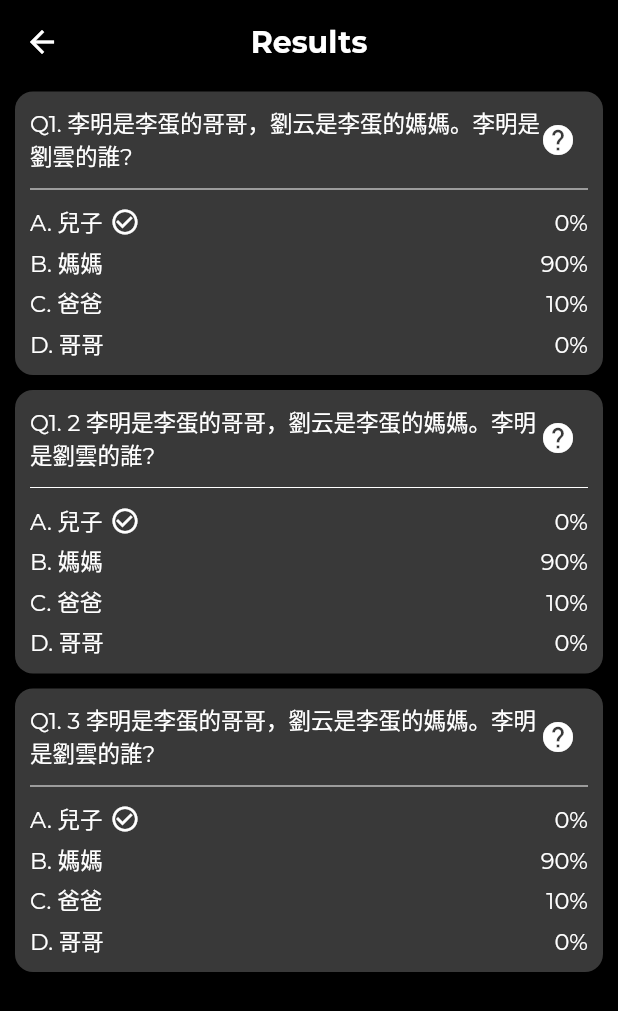
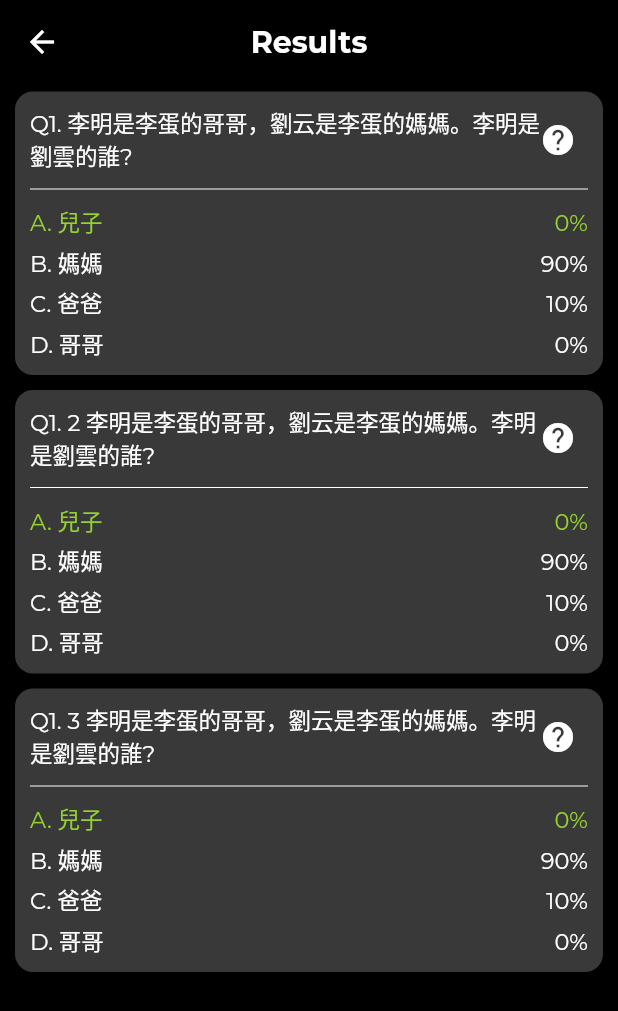
Before and after one commit to ShahrearBinAmin/ricciwawa, a Flutter app: the ResultsScreen screen opened by its route, on a phone screen of 412 x 824 dp. Shown: the top 1011 px of the screen. Run offline on Flutter 3.47's test engine with Material 2 defaults, Android fonts, the phone set to English and light mode, and no system bars; our stand-ins replace bloc, flutter_bloc.

Commit message:
added green color instead of checkmark on result screen

```diff
--- a/lib/screens/results/results_screen.dart
+++ b/lib/screens/results/results_screen.dart
@@ -167,30 +167,33 @@ class ResultOptions extends StatelessWidget {
 
   @override
   Widget build(BuildContext context) {
+    final Color _color =
+        option.optionName == correctOptionName ? kGreenColor : Colors.white;
+
     return Row(
       crossAxisAlignment: CrossAxisAlignment.center,
       mainAxisAlignment: MainAxisAlignment.spaceBetween,
       children: [
         Text(
           "${this.option.optionName}. ${this.option.optionText}",
-          style: TextStyle(color: Colors.white, fontSize: 15),
+          style: TextStyle(color: _color, fontSize: 15),
         ),
-        if (this.option.optionName == this.correctOptionName) ...[
-          SizedBox(
-            width: 5,
-          ),
-          Icon(
-            Icons.check_circle_outline,
-            color: Colors.white,
-            size: 20,
-          ),
-        ],
+        // if (this.option.optionName == this.correctOptionName) ...[
+        //   SizedBox(
+        //     width: 5,
+        //   ),
+        //   Icon(
+        //     Icons.check_circle_outline,
+        //     color: Colors.white,
+        //     size: 20,
+        //   ),
+        // ],
         Spacer(),
         InkWell(
           onTap: () => onPercentageClick(context),
           child: Text(
             "${this.option.optionStat.percentage.round()}%",
-            style: TextStyle(color: Colors.white, fontSize: 15),
+            style: TextStyle(color: _color, fontSize: 15),
           ),
         )
       ],
```
